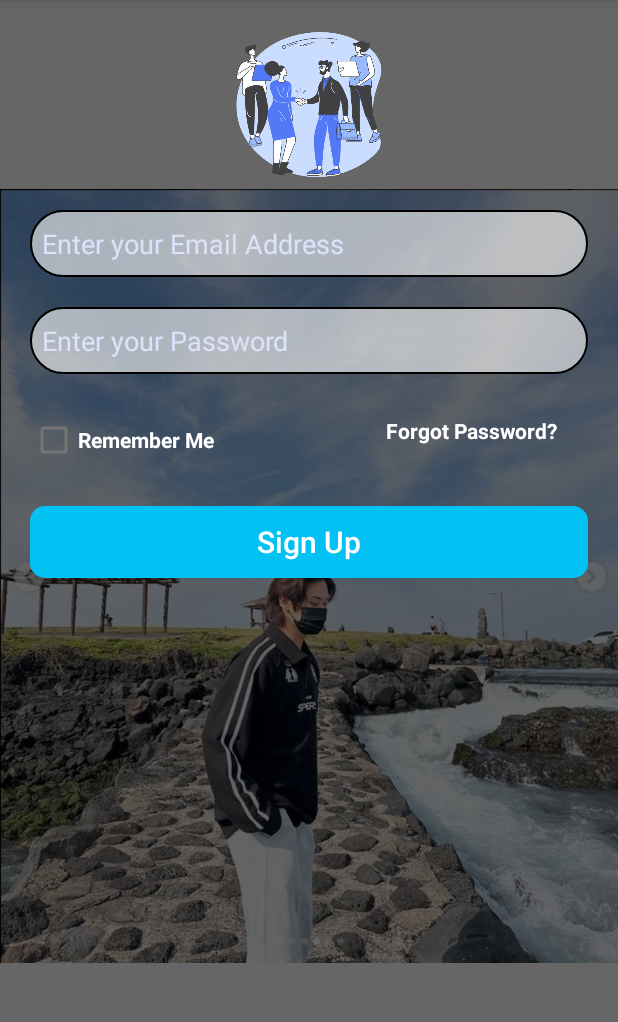
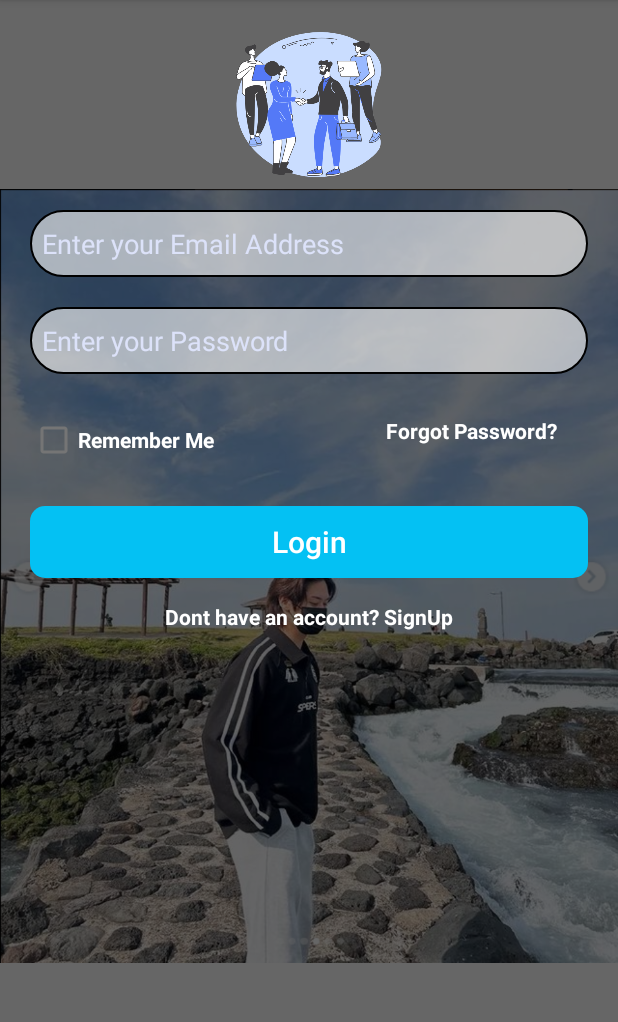
Before and after one commit to rachanadhungana/Mobile-Programming, an Android app: the screen it shows after launch (LoginActivity), on a phone screen of 412 x 824 dp, the part 84-1106 px from its top. Run offline under Robolectric (Android 15) with nearby library versions, the phone set to English and light mode, and no system bars.

Commit message:
2082/07/18

```diff
--- a/app/src/main/AndroidManifest.xml
+++ b/app/src/main/AndroidManifest.xml
@@ -12,6 +12,11 @@
         android:supportsRtl="true"
         android:theme="@style/Theme.MyApplication">
         <activity
+            android:name=".MainActivity"
+            android:exported="true">
+
+        </activity>
+        <activity
             android:name=".LoginActivity"
             android:exported="true">
             <intent-filter>
--- a/app/src/main/java/com/example/rachanadhungana/LoginActivity.java
+++ b/app/src/main/java/com/example/rachanadhungana/LoginActivity.java
@@ -1,5 +1,6 @@
 package com.example.rachanadhungana;
 
+import android.content.Intent;
 import android.os.Bundle;
 import android.view.View;
 import android.widget.CheckBox;
@@ -14,12 +15,12 @@ import androidx.core.graphics.Insets;
 import androidx.core.view.ViewCompat;
 import androidx.core.view.WindowInsetsCompat;
 
-public class LoginActivity extends AppCompatActivity {
+public class LoginActivity extends AppCompatActivity implements View.OnClickListener {
 
     private EditText editEmail, editPassword;
     private CheckBox chkRememberMe;
     private AppCompatButton btnLogin;
-    private TextView txtForgotPassword;
+    private TextView txtForgotPassword, tvSignUp;
 
     @Override
     protected void onCreate(Bundle savedInstanceState) {
@@ -34,9 +35,43 @@ public class LoginActivity extends AppCompatActivity {
         chkRememberMe=findViewById(R.id.checkbox);
         btnLogin=findViewById(R.id.btnlogin);;
         txtForgotPassword=findViewById(R.id.forgotpassword);
-        btnLogin.setOnClickListener(new View.OnClickListener() {
+        tvSignUp=findViewById(R.id.tvSignUp);
+        tvSignUp.setOnClickListener(this);
+        btnLogin.setOnClickListener(this);
+
+//        btnLogin.setOnClickListener(new View.OnClickListener() {
+//            @Override
+//            public void onClick(View v) {
+//                String email = editEmail.getText().toString().trim();
+//                String password = editPassword.getText().toString().trim();
+//                if (email.isEmpty()) {
+//                    Toast.makeText(LoginActivity.this,"Email can not be empty",Toast.LENGTH_SHORT).show();
+//
+//                } else if (password.isEmpty()) {
+//                    Toast.makeText(LoginActivity.this,"Password can not be empty",Toast.LENGTH_SHORT).show();
+//
+//
+//                }else if (!email.equals("rachanadhungana405@gmail.com")&& !password.equals("rachana")) {
+//                    Toast.makeText(LoginActivity.this,"Login credential didnot match",Toast.LENGTH_SHORT).show();
+//
+//
+//                } else {
+//                    Toast.makeText(LoginActivity.this,"Login successful",Toast.LENGTH_SHORT).show();
+//
+//                }
+//            }
+//        });
+    }
+
     @Override
     public void onClick(View v) {
+        if(v.getId()==R.id.tvSignUp){
+            Intent intent=new Intent(LoginActivity.this,MainActivity.class);
+            intent.putExtra("Email","rachanadhungana88@gmail.com");
+            startActivity(intent);
+            finish();
+
+    }else if(v.getId()==R.id.btnlogin){
             String email = editEmail.getText().toString().trim();
             String password = editPassword.getText().toString().trim();
             if (email.isEmpty()) {
@@ -55,6 +90,5 @@ public class LoginActivity extends AppCompatActivity {
 
             }
         }
-        });
     }
 }
--- a/app/src/main/res/layout/layout_login.xml
+++ b/app/src/main/res/layout/layout_login.xml
@@ -102,12 +102,25 @@
         android:layout_marginHorizontal="20dp"
         android:layout_marginTop="20dp"
         android:background="@drawable/btn_background"
-        android:text="Sign Up"
+        android:text="Login"
         android:textAllCaps="false"
         android:textColor="@color/white"
         android:textSize="20dp"
         app:layout_constraintEnd_toEndOf="parent"
         app:layout_constraintStart_toStartOf="parent"
         app:layout_constraintTop_toBottomOf="@id/checkbox" />
+    <TextView
+        android:id="@+id/tvSignUp"
+        android:layout_width="wrap_content"
+        android:layout_height="wrap_content"
+        android:text="Dont have an account? SignUp"
+        android:textColor="@color/white"
+        android:textSize="14sp"
+        android:textStyle="bold"
+        app:layout_constraintTop_toBottomOf="@id/btnlogin"
+        app:layout_constraintStart_toStartOf="parent"
+        app:layout_constraintEnd_toEndOf="parent"
+        android:layout_marginTop="16dp"/>
+
 
 </androidx.constraintlayout.widget.ConstraintLayout>
```
Also changed, not shown: app/src/main/java/com/example/rachanadhungana/MainActivity.java (added, +22 -0 lines), app/src/main/res/layout/layout_signup.xml (added, +153 -0 lines), 1 other file. Lines whose indentation alone changed are shown as unchanged.
